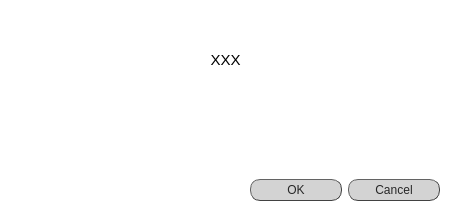
Old version of the form src/gui/ui/prompt_ok_cancel.ui in the repository jsanchez679/morphoHeart.
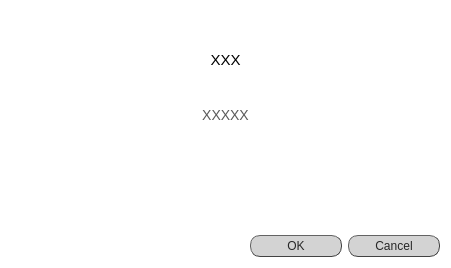
New version of the form.

What changed in the file:
```diff
--- a/src/gui/ui/prompt_ok_cancel.ui
+++ b/src/gui/ui/prompt_ok_cancel.ui
@@ -7,7 +7,7 @@
     <x>0</x>
     <y>0</y>
     <width>451</width>
-    <height>210</height>
+    <height>266</height>
    </rect>
   </property>
   <property name="windowTitle">
@@ -62,7 +62,7 @@
    <item>
     <widget class="QTextEdit" name="textEdit">
      <property name="sizePolicy">
-      <sizepolicy hsizetype="Preferred" vsizetype="Preferred">
+      <sizepolicy hsizetype="Preferred" vsizetype="Expanding">
        <horstretch>0</horstretch>
        <verstretch>0</verstretch>
       </sizepolicy>
@@ -70,13 +70,13 @@
      <property name="minimumSize">
       <size>
        <width>0</width>
-       <height>100</height>
+       <height>50</height>
       </size>
      </property>
      <property name="maximumSize">
       <size>
        <width>16777215</width>
-       <height>16777215</height>
+       <height>100</height>
       </size>
      </property>
      <property name="styleSheet">
@@ -108,6 +108,56 @@
      </property>
     </widget>
    </item>
+   <item>
+    <widget class="QTextEdit" name="textEdit1">
+     <property name="sizePolicy">
+      <sizepolicy hsizetype="Preferred" vsizetype="Expanding">
+       <horstretch>0</horstretch>
+       <verstretch>0</verstretch>
+      </sizepolicy>
+     </property>
+     <property name="minimumSize">
+      <size>
+       <width>0</width>
+       <height>100</height>
+      </size>
+     </property>
+     <property name="maximumSize">
+      <size>
+       <width>16777215</width>
+       <height>150</height>
+      </size>
+     </property>
+     <property name="styleSheet">
+      <string notr="true">QTextEdit {background-color: rgba(0,0,0,0);
+font: 25 10.5pt &quot;Calibri Light&quot;;
+font-family: &quot;Calibri Light&quot;;
+color: rgb(90, 90, 90);
+}
+
+					</string>
+     </property>
+     <property name="frameShape">
+      <enum>QFrame::NoFrame</enum>
+     </property>
+     <property name="documentTitle">
+      <string/>
+     </property>
+     <property name="readOnly">
+      <bool>true</bool>
+     </property>
+     <property name="html">
+      <string>&lt;!DOCTYPE HTML PUBLIC &quot;-//W3C//DTD HTML 4.0//EN&quot; &quot;http://www.w3.org/TR/REC-html40/strict.dtd&quot;&gt;
+&lt;html&gt;&lt;head&gt;&lt;meta name=&quot;qrichtext&quot; content=&quot;1&quot; /&gt;&lt;style type=&quot;text/css&quot;&gt;
+p, li { white-space: pre-wrap; }
+&lt;/style&gt;&lt;/head&gt;&lt;body style=&quot; font-family:'Calibri Light'; font-size:10.5pt; font-weight:24; font-style:normal;&quot;&gt;
+&lt;p align=&quot;center&quot; style=&quot; margin-top:0px; margin-bottom:0px; margin-left:0px; margin-right:0px; -qt-block-indent:0; text-indent:0px;&quot;&gt;XXXXX&lt;/p&gt;&lt;/body&gt;&lt;/html&gt;</string>
+     </property>
+     <property name="placeholderText">
+      <string>X</string>
+     </property>
+    </widget>
+   </item>
    <item>
     <widget class="QLabel" name="blank">
      <property name="sizePolicy">
```
